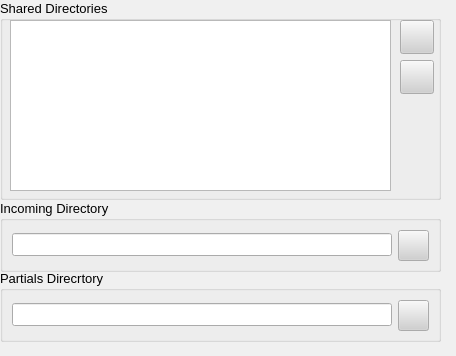
Qt form retroshare-gui/src/gui/Preferences/DirectoriesDialog.ui (RetroShare/RetroShare) before a commit.
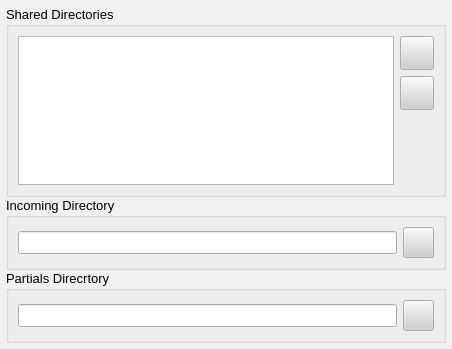
The same form after that commit. Icons and pictures are not drawn.

Diff of the .ui file:
```diff
--- a/retroshare-gui/src/gui/Preferences/DirectoriesDialog.ui
+++ b/retroshare-gui/src/gui/Preferences/DirectoriesDialog.ui
@@ -5,8 +5,8 @@
    <rect>
     <x>0</x>
     <y>0</y>
-    <width>456</width>
-    <height>356</height>
+    <width>452</width>
+    <height>349</height>
    </rect>
   </property>
   <property name="sizePolicy" >
@@ -501,87 +501,36 @@
   <property name="contextMenuPolicy" >
    <enum>Qt::NoContextMenu</enum>
   </property>
-  <widget class="QGroupBox" name="groupBox_2" >
-   <property name="geometry" >
-    <rect>
-     <x>0</x>
-     <y>200</y>
-     <width>441</width>
-     <height>72</height>
-    </rect>
-   </property>
-   <property name="title" >
-    <string>Incoming Directory</string>
-   </property>
    <layout class="QGridLayout" >
+   <property name="leftMargin" >
+    <number>6</number>
+   </property>
+   <property name="topMargin" >
+    <number>6</number>
+   </property>
+   <property name="rightMargin" >
+    <number>6</number>
+   </property>
+   <property name="bottomMargin" >
+    <number>6</number>
+   </property>
+   <property name="horizontalSpacing" >
+    <number>0</number>
+   </property>
+   <property name="verticalSpacing" >
+    <number>0</number>
+   </property>
     <item row="0" column="0" >
-     <widget class="QLineEdit" name="incomingDir" >
-      <property name="readOnly" >
-       <bool>true</bool>
-      </property>
-     </widget>
-    </item>
-    <item row="0" column="1" >
-     <widget class="QPushButton" name="incomingButton" >
-      <property name="minimumSize" >
-       <size>
-        <width>31</width>
-        <height>31</height>
-       </size>
-      </property>
-      <property name="maximumSize" >
-       <size>
-        <width>31</width>
-        <height>31</height>
-       </size>
-      </property>
-      <property name="text" >
-       <string/>
-      </property>
-      <property name="icon" >
-       <iconset resource="../images.qrc" >:/images/directoryselect_24x24_shadow.png</iconset>
-      </property>
-      <property name="iconSize" >
-       <size>
-        <width>24</width>
-        <height>24</height>
-       </size>
-      </property>
-     </widget>
-    </item>
-   </layout>
-  </widget>
   <widget class="QGroupBox" name="groupBox" >
-   <property name="geometry" >
-    <rect>
-     <x>0</x>
-     <y>0</y>
-     <width>441</width>
-     <height>200</height>
-    </rect>
-   </property>
    <property name="title" >
     <string>Shared Directories</string>
    </property>
-   <widget class="QListWidget" name="dirList" >
-    <property name="geometry" >
-     <rect>
-      <x>10</x>
-      <y>20</y>
-      <width>381</width>
-      <height>171</height>
-     </rect>
-    </property>
-   </widget>
+     <layout class="QGridLayout" >
+      <item rowspan="3" row="0" column="0" >
+       <widget class="QListWidget" name="dirList" />
+      </item>
+      <item row="0" column="1" >
    <widget class="QPushButton" name="addButton" >
-    <property name="geometry" >
-     <rect>
-      <x>400</x>
-      <y>20</y>
-      <width>34</width>
-      <height>34</height>
-     </rect>
-    </property>
     <property name="minimumSize" >
      <size>
       <width>34</width>
@@ -607,15 +556,9 @@
      </size>
     </property>
    </widget>
+      </item>
+      <item row="1" column="1" >
    <widget class="QPushButton" name="removeButton" >
-    <property name="geometry" >
-     <rect>
-      <x>400</x>
-      <y>60</y>
-      <width>34</width>
-      <height>34</height>
-     </rect>
-    </property>
     <property name="minimumSize" >
      <size>
       <width>34</width>
@@ -641,16 +584,69 @@
      </size>
     </property>
    </widget>
-  </widget>
+      </item>
+      <item row="2" column="1" >
+       <spacer>
+        <property name="orientation" >
+         <enum>Qt::Vertical</enum>
+        </property>
+        <property name="sizeHint" >
+         <size>
+          <width>20</width>
+          <height>71</height>
+         </size>
+        </property>
+       </spacer>
+      </item>
+     </layout>
+    </widget>
+   </item>
+   <item row="1" column="0" >
+    <widget class="QGroupBox" name="groupBox_2" >
+     <property name="title" >
+      <string>Incoming Directory</string>
+     </property>
+     <layout class="QGridLayout" >
+      <item row="0" column="0" >
+       <widget class="QLineEdit" name="incomingDir" >
+        <property name="readOnly" >
+         <bool>true</bool>
+        </property>
+       </widget>
+      </item>
+      <item row="0" column="1" >
+       <widget class="QPushButton" name="incomingButton" >
+        <property name="minimumSize" >
+         <size>
+          <width>31</width>
+          <height>31</height>
+         </size>
+        </property>
+        <property name="maximumSize" >
+         <size>
+          <width>31</width>
+          <height>31</height>
+         </size>
+        </property>
+        <property name="text" >
+         <string/>
+        </property>
+        <property name="icon" >
+         <iconset resource="../images.qrc" >:/images/directoryselect_24x24_shadow.png</iconset>
+        </property>
+        <property name="iconSize" >
+         <size>
+          <width>24</width>
+          <height>24</height>
+         </size>
+        </property>
+       </widget>
+      </item>
+     </layout>
+    </widget>
+   </item>
+   <item row="2" column="0" >
   <widget class="QGroupBox" name="groupBox_3" >
-   <property name="geometry" >
-    <rect>
-     <x>0</x>
-     <y>270</y>
-     <width>441</width>
-     <height>72</height>
-    </rect>
-   </property>
    <property name="title" >
     <string>Partials Direcrtory</string>
    </property>
@@ -692,6 +688,8 @@
     </item>
    </layout>
   </widget>
+   </item>
+  </layout>
  </widget>
  <tabstops>
   <tabstop>incomingDir</tabstop>
```
Lines whose indentation alone changed are shown as unchanged.
